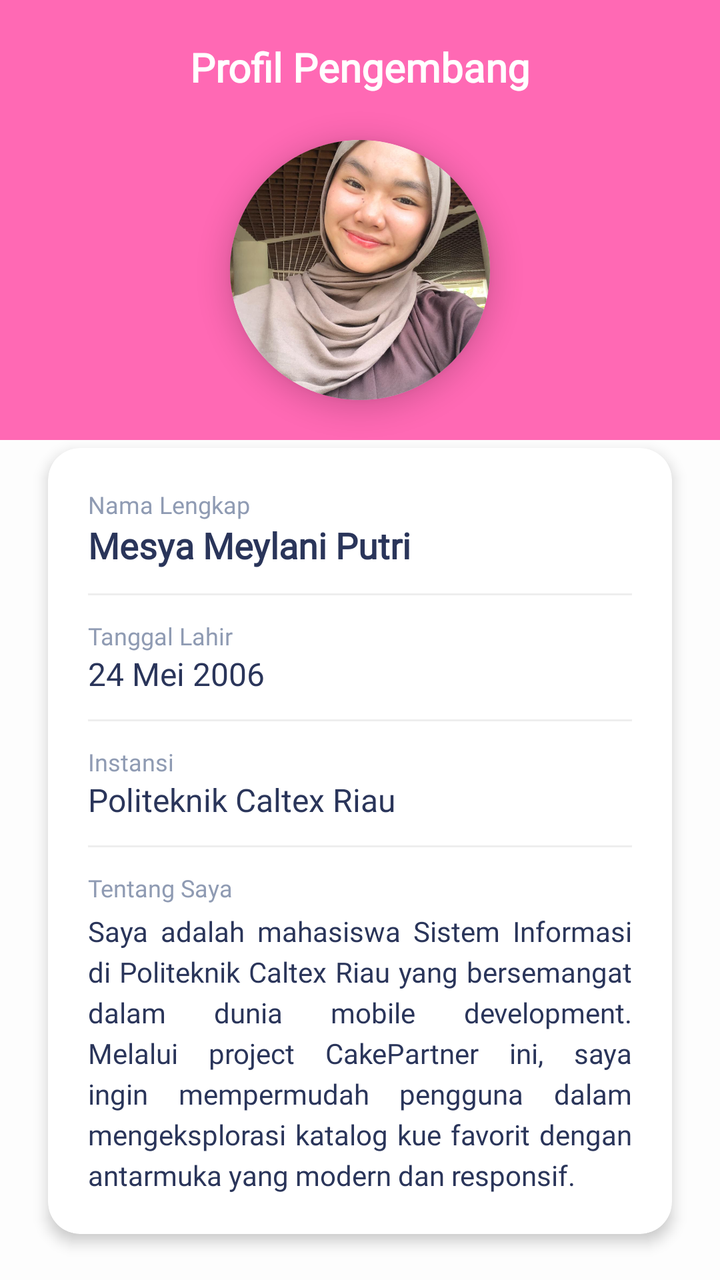
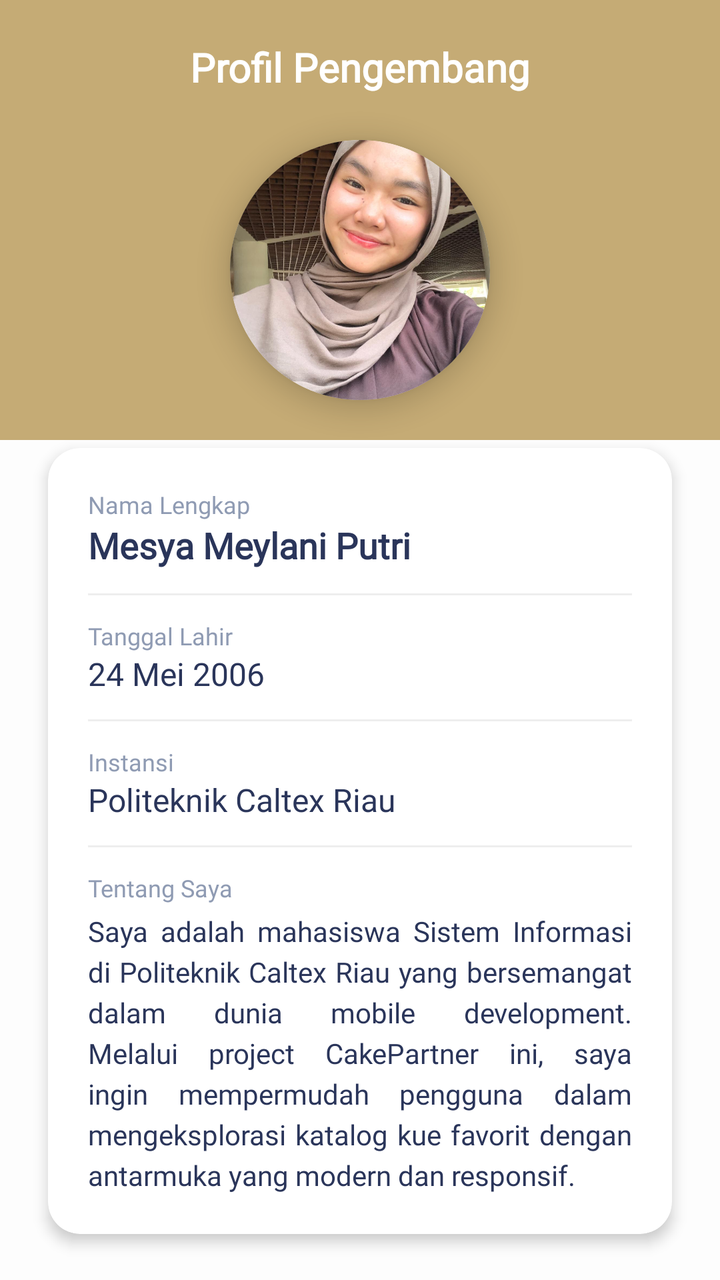

The first picture is an Android layout as it rendered before a commit; the second is the same layout after the commit. The layout source and the unified diff follow.
<!-- AndroidManifest.xml: application theme Theme.Mersya_queen -->
<!-- res/layout/activity_profil_pengembang.xml -->
<?xml version="1.0" encoding="utf-8"?>
<androidx.constraintlayout.widget.ConstraintLayout xmlns:android="http://schemas.android.com/apk/res/android"
    xmlns:app="http://schemas.android.com/apk/res-auto"
    xmlns:tools="http://schemas.android.com/tools"
    android:layout_width="match_parent"
    android:layout_height="match_parent"
    android:background="#FDFDFD"
    tools:context=".tugas4.ProfilPengembangActivity">

    <View
        android:id="@+id/viewAksen"
        android:layout_width="match_parent"
        android:layout_height="220dp"
        android:background="#FF69B4"
        app:layout_constraintTop_toTopOf="parent" />

    <TextView
        android:id="@+id/tvTitleDev"
        android:layout_width="wrap_content"
        android:layout_height="wrap_content"
        android:layout_marginTop="20dp"
        android:text="Profil Pengembang"
        android:fontFamily="@font/poppins"
        android:textColor="#FFFFFF"
        android:textSize="20sp"
        android:textStyle="bold"
        app:layout_constraintEnd_toEndOf="parent"
        app:layout_constraintStart_toStartOf="parent"
        app:layout_constraintTop_toTopOf="parent" />

    <androidx.cardview.widget.CardView
        android:id="@+id/cardFoto"
        android:layout_width="130dp"
        android:layout_height="130dp"
        android:layout_marginTop="70dp"
        app:cardCornerRadius="65dp"
        app:cardElevation="8dp"
        app:layout_constraintEnd_toEndOf="parent"
        app:layout_constraintStart_toStartOf="parent"
        app:layout_constraintTop_toTopOf="parent">

        <ImageView
            android:layout_width="match_parent"
            android:layout_height="match_parent"
            android:scaleType="centerCrop"
            android:src="@drawable/pp" />
    </androidx.cardview.widget.CardView>

    <androidx.cardview.widget.CardView
        android:id="@+id/cardInfo"
        android:layout_width="0dp"
        android:layout_height="wrap_content"
        android:layout_marginHorizontal="24dp"
        android:layout_marginTop="24dp"
        app:cardCornerRadius="16dp"
        app:cardElevation="4dp"
        app:layout_constraintEnd_toEndOf="parent"
        app:layout_constraintStart_toStartOf="parent"
        app:layout_constraintTop_toBottomOf="@+id/cardFoto">

        <LinearLayout
            android:layout_width="match_parent"
            android:layout_height="wrap_content"
            android:orientation="vertical"
            android:padding="20dp">

            <TextView
                android:layout_width="wrap_content"
                android:layout_height="wrap_content"
                android:fontFamily="@font/poppins"
                android:text="Nama Lengkap"
                android:textColor="#8F9BB3"
                android:textSize="12sp" />

            <TextView
                android:layout_width="wrap_content"
                android:layout_height="wrap_content"
                android:fontFamily="@font/poppins"
                android:text="Mesya Meylani Putri"
                android:textColor="#2A355A"
                android:textSize="18sp"
                android:textStyle="bold" />

            <View
                android:layout_width="match_parent"
                android:layout_height="1dp"
                android:layout_marginVertical="12dp"
                android:background="#EEEEEE" />

            <TextView
                android:layout_width="wrap_content"
                android:layout_height="wrap_content"
                android:fontFamily="@font/poppins"
                android:text="Tanggal Lahir"
                android:textColor="#8F9BB3"
                android:textSize="12sp" />

            <TextView
                android:layout_width="wrap_content"
                android:layout_height="wrap_content"
                android:fontFamily="@font/poppins"
                android:text="24 Mei 2006"
                android:textColor="#2A355A"
                android:textSize="16sp" />

            <View
                android:layout_width="match_parent"
                android:layout_height="1dp"
                android:layout_marginVertical="12dp"
                android:background="#EEEEEE" />

            <TextView
                android:layout_width="wrap_content"
                android:layout_height="wrap_content"
                android:fontFamily="@font/poppins"
                android:text="Instansi"
                android:textColor="#8F9BB3"
                android:textSize="12sp" />

            <TextView
                android:layout_width="wrap_content"
                android:layout_height="wrap_content"
                android:fontFamily="@font/poppins"
                android:text="Politeknik Caltex Riau"
                android:textColor="#2A355A"
                android:textSize="16sp" />

            <View
                android:layout_width="match_parent"
                android:layout_height="1dp"
                android:layout_marginVertical="12dp"
                android:background="#EEEEEE" />

            <TextView
                android:layout_width="wrap_content"
                android:layout_height="wrap_content"
                android:fontFamily="@font/poppins"
                android:text="Tentang Saya"
                android:textColor="#8F9BB3"
                android:textSize="12sp" />

            <TextView
                android:layout_width="match_parent"
                android:layout_height="wrap_content"
                android:layout_marginTop="4dp"
                android:fontFamily="@font/poppins"
                android:justificationMode="inter_word"
                android:text="Saya adalah mahasiswa Sistem Informasi di Politeknik Caltex Riau yang bersemangat dalam dunia mobile development. Melalui project CakePartner ini, saya ingin mempermudah pengguna dalam mengeksplorasi katalog kue favorit dengan antarmuka yang modern dan responsif."
                android:textColor="#2A355A"
                android:textSize="14sp"
                android:lineSpacingExtra="4dp" />
        </LinearLayout>
    </androidx.cardview.widget.CardView>

    <TextView
        android:id="@+id/tvDataDashboard"
        android:layout_width="0dp"
        android:layout_height="wrap_content"
        android:layout_marginHorizontal="32dp"
        android:layout_marginTop="20dp"
        android:gravity="center"
        android:fontFamily="@font/poppins"
        android:text="Judul &amp; Deskripsi Dashboard"
        android:textColor="#8F9BB3"
        android:textSize="12sp"
        android:fontStyle="italic"
        app:layout_constraintEnd_toEndOf="parent"
        app:layout_constraintStart_toStartOf="parent"
        app:layout_constraintTop_toBottomOf="@+id/cardInfo" />

    <Button
        android:id="@+id/btnKembali"
        android:layout_width="0dp"
        android:layout_height="55dp"
        android:layout_marginHorizontal="32dp"
        android:layout_marginBottom="32dp"
        android:backgroundTint="#FF69B4"
        android:text="Kembali ke Dashboard"
        android:textAllCaps="false"
        android:textColor="#FFFFFF"
        app:cornerRadius="12dp"
        app:layout_constraintBottom_toBottomOf="parent"
        app:layout_constraintEnd_toEndOf="parent"
        app:layout_constraintStart_toStartOf="parent" />

</androidx.constraintlayout.widget.ConstraintLayout>
<!-- resources referenced by this layout -->
<resources>
  <!-- drawable pp: jpeg bitmap (drawable, 147386 bytes) -->
  <style name="Theme.Mersya_queen" parent="Base.Theme.Mersya_queen" />
  <style name="Base.Theme.Mersya_queen" parent="Theme.Material3.DayNight.NoActionBar">
          
          
      </style>
</resources>

<!-- the commit's change to res/layout/activity_profil_pengembang.xml (unified diff, before → after) -->
@@ -11,7 +11,7 @@
         android:id="@+id/viewAksen"
         android:layout_width="match_parent"
         android:layout_height="220dp"
-        android:background="#FF69B4"
+        android:background="#C5AB75"
         app:layout_constraintTop_toTopOf="parent" />
 
     <TextView
@@ -174,7 +174,7 @@
         android:layout_height="55dp"
         android:layout_marginHorizontal="32dp"
         android:layout_marginBottom="32dp"
-        android:backgroundTint="#FF69B4"
+        android:backgroundTint="#C5AB75"
         android:text="Kembali ke Dashboard"
         android:textAllCaps="false"
         android:textColor="#FFFFFF"
